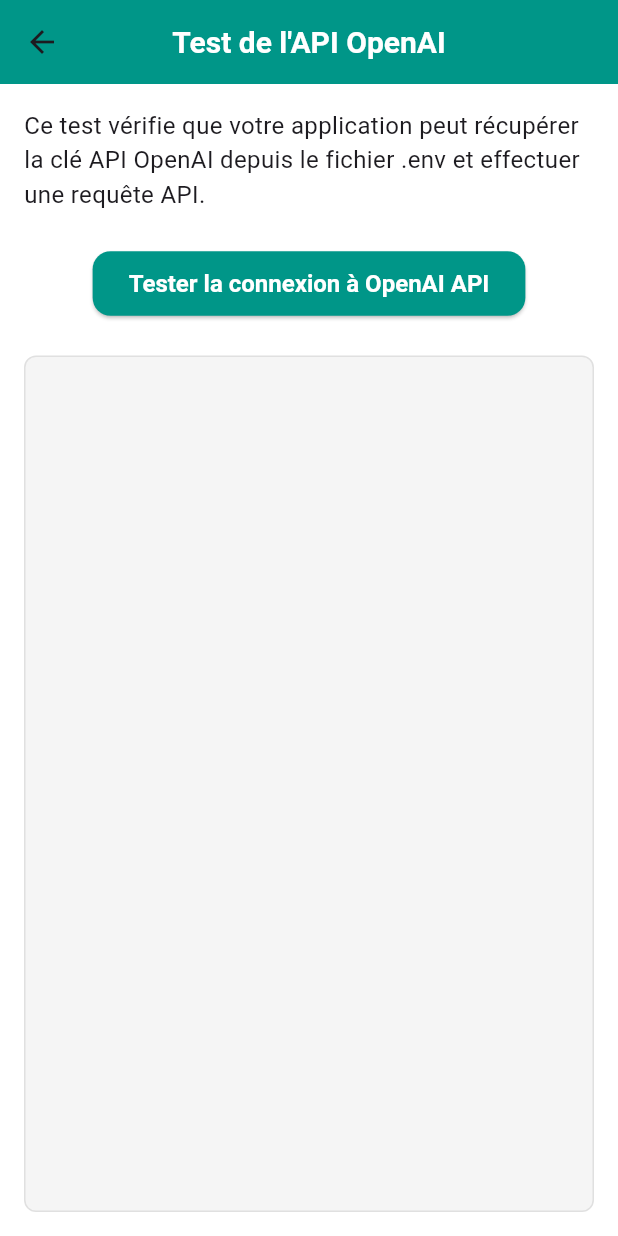
After one commit to koussay-B/dalili_app, a Flutter app: the ApiTestScreen screen opened directly, on a phone screen of 412 x 824 dp. The commit adds this screen. Run offline on Flutter 3.47's test engine with Material 3 defaults, Android fonts, the phone set to English and light mode, and no system bars; our stand-ins replace cloud_firestore, easy_localization, firebase_auth, firebase_core, flutter_dotenv, sqflite; accounts and stored records are empty.

Commit message:
Save work before cleaning history

```diff
--- /dev/null
+++ b/lib/api_test_screen.dart
@@ -0,0 +1,132 @@
+import 'package:flutter/material.dart';
+import 'dart:convert';
+import 'package:http/http.dart' as http;
+import 'package:flutter_dotenv/flutter_dotenv.dart';
+
+class ApiTestScreen extends StatefulWidget {
+  const ApiTestScreen({super.key});
+
+  @override
+  State<ApiTestScreen> createState() => _ApiTestScreenState();
+}
+
+class _ApiTestScreenState extends State<ApiTestScreen> {
+  String _result = '';
+  bool _loading = false;
+
+  Future<void> _testApiKey() async {
+    setState(() {
+      _loading = true;
+      _result = 'Test en cours...';
+    });
+
+    try {
+      // Récupérer la clé API depuis le fichier .env
+      final apiKey = dotenv.env['OPENAI_API_KEY'];
+
+      if (apiKey == null || apiKey.isEmpty || apiKey == 'your_openai_api_key_here') {
+        setState(() {
+          _loading = false;
+          _result = 'Erreur: Clé API OpenAI non définie dans le fichier .env';
+        });
+        return;
+      }
+
+      // Afficher la clé partiellement masquée pour vérification
+      final maskedKey = apiKey.substring(0, 5) + '...' + apiKey.substring(apiKey.length - 4);
+
+      // Faire une requête simple à l'API OpenAI
+      final response = await http.post(
+        Uri.parse('https://api.openai.com/v1/chat/completions'),
+        headers: {
+          'Content-Type': 'application/json',
+          'Authorization': 'Bearer $apiKey',
+        },
+        body: jsonEncode({
+          'model': 'gpt-3.5-turbo',
+          'messages': [
+            {
+              'role': 'user',
+              'content': 'Hello, testing my API key. Please respond with "API key working correctly!"'
+            }
+          ],
+          'max_tokens': 50,
+        }),
+      );
+
+      if (response.statusCode == 200) {
+        final data = jsonDecode(response.body);
+        final content = data['choices'][0]['message']['content'];
+        setState(() {
+          _loading = false;
+          _result = 'Test réussi! ✅\n\n'
+              'Clé API utilisée: $maskedKey\n\n'
+              'Réponse d\'OpenAI: $content';
+        });
+      } else {
+        setState(() {
+          _loading = false;
+          _result = 'Erreur API: ${response.statusCode}\n'
+              'Clé API utilisée: $maskedKey\n\n'
+              'Réponse: ${response.body}';
+        });
+      }
+    } catch (e) {
+      setState(() {
+        _loading = false;
+        _result = 'Exception: ${e.toString()}';
+      });
+    }
+  }
+
+  @override
+  Widget build(BuildContext context) {
+    return Scaffold(
+      appBar: AppBar(
+        title: const Text('Test de l\'API OpenAI'),
+      ),
+      body: Padding(
+        padding: const EdgeInsets.all(16.0),
+        child: Column(
+          crossAxisAlignment: CrossAxisAlignment.start,
+          children: [
+            Text(
+              'Ce test vérifie que votre application peut récupérer la clé API OpenAI depuis le fichier .env et effectuer une requête API.',
+              style: TextStyle(fontSize: 16),
+            ),
+            const SizedBox(height: 24),
+            Center(
+              child: ElevatedButton(
+                onPressed: _loading ? null : _testApiKey,
+                style: ElevatedButton.styleFrom(
+                  padding: const EdgeInsets.symmetric(horizontal: 24, vertical: 12),
+                ),
+                child: _loading
+                  ? const CircularProgressIndicator(color: Colors.white)
+                  : const Text('Tester la connexion à OpenAI API'),
+              ),
+            ),
+            const SizedBox(height: 24),
+            Expanded(
+              child: Container(
+                width: double.infinity,
+                padding: const EdgeInsets.all(16),
+                decoration: BoxDecoration(
+                  color: Colors.grey.shade100,
+                  borderRadius: BorderRadius.circular(8),
+                  border: Border.all(color: Colors.grey.shade300),
+                ),
+                child: SingleChildScrollView(
+                  child: Text(
+                    _result,
+                    style: const TextStyle(fontSize: 14),
+                  ),
+                ),
+              ),
+            ),
+          ],
+        ),
+      ),
+    );
+  }
+}
--- a/lib/main.dart
+++ b/lib/main.dart
@@ -5,18 +5,23 @@
 import 'package:firebase_core/firebase_core.dart';
 import 'package:firebase_auth/firebase_auth.dart';
 import 'package:cloud_firestore/cloud_firestore.dart';
+import 'package:flutter_dotenv/flutter_dotenv.dart';
 import 'openia_service.dart';
 import 'history_screen.dart';
 import 'database_service.dart';
 import 'firebase_test.dart';
 import 'firebase_options.dart';
 import 'firebase_service.dart';
+import 'api_test_screen.dart';
 
 int? currentUserId;
 
 void main() async {
   WidgetsFlutterBinding.ensureInitialized();
   await EasyLocalization.ensureInitialized();
+
+  // Charger les variables d'environnement depuis le fichier .env
+  await dotenv.load(fileName: ".env");
 
   // Initialisation de Firebase
   try {
@@ -87,6 +92,8 @@
       locale: context.locale,
       supportedLocales: context.supportedLocales,
       localizationsDelegates: context.localizationDelegates,
+      // Décommenter la ligne ci-dessous pour tester l'API OpenAI
+      // home: const ApiTestScreen(),
       home: AuthScreen(),
     );
   }
--- /dev/null
+++ b/lib/paterne.txt
@@ -0,0 +1 @@
+   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==REMOVED_API_KEY
```
Also changed, not shown: pubspec.yaml (+4 -3 lines), pubspec.lock, 3 other files.
